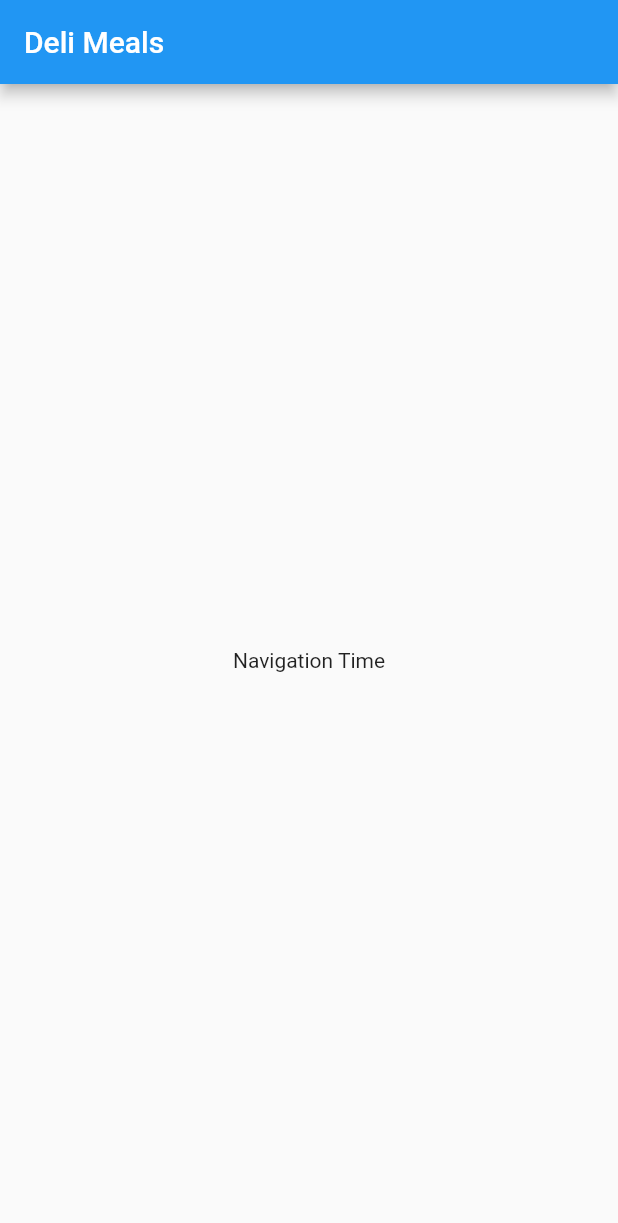
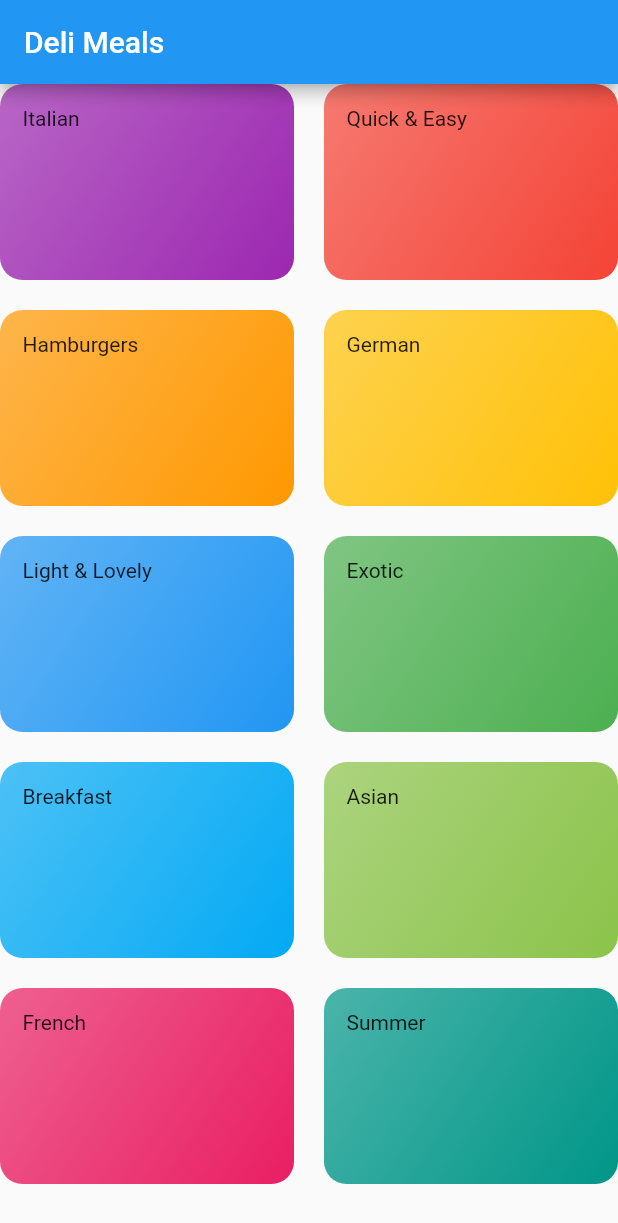
Before and after one commit to rnair1607/MealsApp, a Flutter app: the screen it shows after launch, on a phone screen of 412 x 824 dp. Shown: the top 1223 px of the screen. Run offline on Flutter 3.47's test engine with Material 2 defaults, Android fonts, the phone set to English and light mode, and no system bars.

Commit message:
Registered a home screen

```diff
--- /dev/null
+++ b/lib/categories_screen.dart
@@ -0,0 +1,33 @@
+import 'package:Meal_App/category_item.dart';
+import 'package:flutter/material.dart';
+
+import './dummy_data.dart';
+
+class CategoriesScreen extends StatelessWidget {
+  const CategoriesScreen({Key key}) : super(key: key);
+
+  @override
+  Widget build(BuildContext context) {
+    return Scaffold(
+      appBar: AppBar(
+        title: const Text("Deli Meals"),
+      ),
+      body: GridView(
+        children: DUMMY_CATEGORIES
+            .map(
+              (data) => CategoryItem(
+                color: data.color,
+                title: data.title,
+              ),
+            )
+            .toList(),
+        gridDelegate: SliverGridDelegateWithMaxCrossAxisExtent(
+          maxCrossAxisExtent: 200,
+          childAspectRatio: 3 / 2,
+          crossAxisSpacing: 20,
+          mainAxisSpacing: 20,
+        ),
+      ),
+    );
+  }
+}
--- /dev/null
+++ b/lib/category_item.dart
@@ -0,0 +1,28 @@
+import 'package:flutter/material.dart';
+
+class CategoryItem extends StatelessWidget {
+  final String title;
+  final Color color;
+
+  const CategoryItem({
+    Key key,
+    this.title,
+    this.color,
+  }) : super(key: key);
+
+  @override
+  Widget build(BuildContext context) {
+    return Container(
+      padding: const EdgeInsets.all(15),
+      child: Text(title),
+      decoration: BoxDecoration(
+        gradient: LinearGradient(
+          colors: [color.withOpacity(0.7), color],
+          begin: Alignment.topLeft,
+          end: Alignment.bottomRight,
+        ),
+        borderRadius: BorderRadius.circular(15),
+      ),
+    );
+  }
+}
--- /dev/null
+++ b/lib/dummy_data.dart
@@ -0,0 +1,56 @@
+import 'package:flutter/material.dart';
+
+import './models/category.dart';
+
+const DUMMY_CATEGORIES = const [
+  Category(
+    id: 'c1',
+    title: 'Italian',
+    color: Colors.purple,
+  ),
+  Category(
+    id: 'c2',
+    title: 'Quick & Easy',
+    color: Colors.red,
+  ),
+  Category(
+    id: 'c3',
+    title: 'Hamburgers',
+    color: Colors.orange,
+  ),
+  Category(
+    id: 'c4',
+    title: 'German',
+    color: Colors.amber,
+  ),
+  Category(
+    id: 'c5',
+    title: 'Light & Lovely',
+    color: Colors.blue,
+  ),
+  Category(
+    id: 'c6',
+    title: 'Exotic',
+    color: Colors.green,
+  ),
+  Category(
+    id: 'c7',
+    title: 'Breakfast',
+    color: Colors.lightBlue,
+  ),
+  Category(
+    id: 'c8',
+    title: 'Asian',
+    color: Colors.lightGreen,
+  ),
+  Category(
+    id: 'c9',
+    title: 'French',
+    color: Colors.pink,
+  ),
+  Category(
+    id: 'c10',
+    title: 'Summer',
+    color: Colors.teal,
+  ),
+];
--- a/lib/main.dart
+++ b/lib/main.dart
@@ -1,4 +1,6 @@
 import 'package:flutter/material.dart';
+
+import 'package:Meal_App/categories_screen.dart';
 
 void main() {
   runApp(MyApp());
@@ -9,35 +11,13 @@ class MyApp extends StatelessWidget {
   @override
   Widget build(BuildContext context) {
     return MaterialApp(
+      debugShowCheckedModeBanner: false,
       title: 'Deli Meals',
       theme: ThemeData(
         primarySwatch: Colors.blue,
         visualDensity: VisualDensity.adaptivePlatformDensity,
       ),
-      home: MyHomePage(title: 'Deli Meals'),
+      home: CategoriesScreen(),
     );
   }
 }
-
-class MyHomePage extends StatefulWidget {
-  MyHomePage({Key key, this.title}) : super(key: key);
-
-  final String title;
-
-  @override
-  _MyHomePageState createState() => _MyHomePageState();
-}
-
-class _MyHomePageState extends State<MyHomePage> {
-  @override
-  Widget build(BuildContext context) {
-    return Scaffold(
-      appBar: AppBar(
-        title: Text(widget.title),
-      ),
-      body: Center(
-        child: Text('Navigation Time'),
-      ),
-    );
-  }
-}
--- /dev/null
+++ b/lib/models/category.dart
@@ -0,0 +1,13 @@
+import 'package:flutter/material.dart';
+
+class Category {
+  final String id;
+  final String title;
+  final Color color;
+
+  const Category({
+    @required this.id,
+    this.color = Colors.orange,
+    @required this.title,
+  });
+}
```
